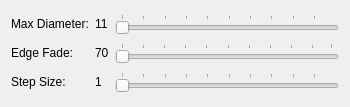
Qt form designer/EraserOptionsWidgetUi.ui (skitzycat/beedraw) before a commit.
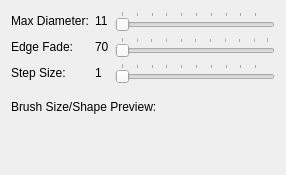
The same form after that commit.

Commit message: added brush preview to options widget of approprate tools, switched over to always logging in raw mode for tool events, fixed playback bug

Diff of the .ui file:
```diff
--- a/designer/EraserOptionsWidgetUi.ui
+++ b/designer/EraserOptionsWidgetUi.ui
@@ -6,14 +6,16 @@
    <rect>
     <x>0</x>
     <y>0</y>
-    <width>350</width>
-    <height>107</height>
+    <width>286</width>
+    <height>175</height>
    </rect>
   </property>
   <property name="windowTitle">
    <string>Form</string>
   </property>
-  <layout class="QGridLayout">
+  <layout class="QVBoxLayout" name="verticalLayout">
+   <item>
+    <layout class="QGridLayout" name="gridLayout">
    <item row="0" column="0">
     <widget class="QLabel" name="label">
      <property name="text">
@@ -21,13 +23,6 @@
      </property>
     </widget>
    </item>
-   <item row="0" column="1">
-    <widget class="QLabel" name="eraserdiameterdisplay">
-     <property name="text">
-      <string>11</string>
-     </property>
-    </widget>
-   </item>
    <item row="0" column="2">
     <widget class="QSlider" name="eraserdiameter">
      <property name="minimum">
@@ -44,6 +39,13 @@
      </property>
     </widget>
    </item>
+     <item row="0" column="1">
+      <widget class="QLabel" name="eraserdiameterdisplay">
+       <property name="text">
+        <string>11</string>
+       </property>
+      </widget>
+     </item>
    <item row="1" column="0">
     <widget class="QLabel" name="label_2">
      <property name="text">
@@ -97,6 +99,18 @@
       <enum>QSlider::TicksAbove</enum>
      </property>
     </widget>
+     </item>
+    </layout>
+   </item>
+   <item>
+    <widget class="QLabel" name="label_4">
+     <property name="text">
+      <string>Brush Size/Shape Preview:</string>
+     </property>
+    </widget>
+   </item>
+   <item>
+    <widget class="QWidget" name="brushpreviewwidget" native="true"/>
    </item>
   </layout>
  </widget>
```
Lines whose indentation alone changed are shown as unchanged. The commit also changes 12 other files.
